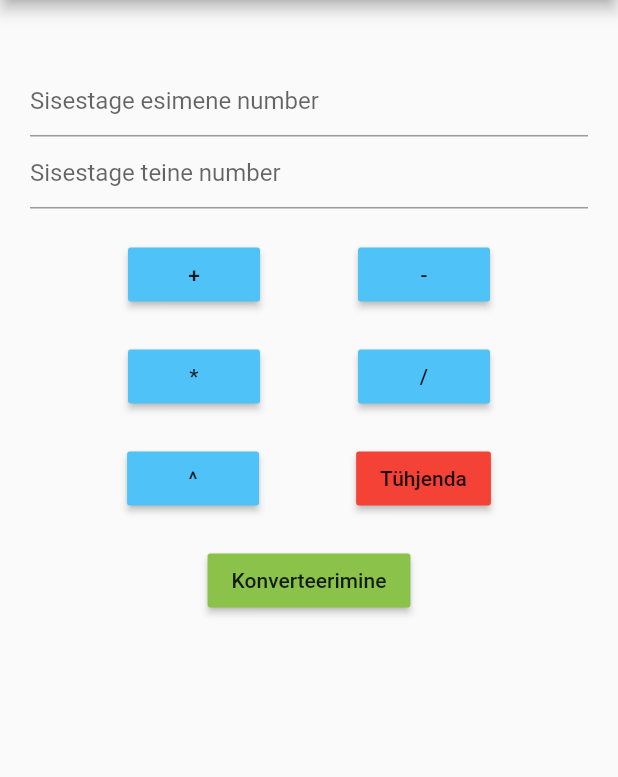
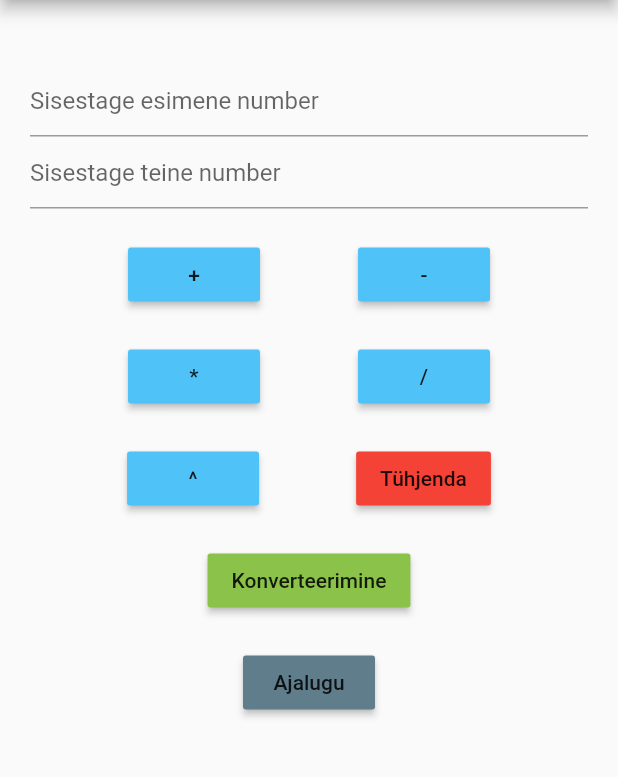
Before and after one commit to r4zmuz/calculator, a Flutter app: the screen it shows after launch, on a phone screen of 412 x 824 dp, the part 84-861 px from its top. Run offline on Flutter 3.47's test engine with Material 2 defaults, Android fonts, the phone set to English and light mode, and no system bars; our stand-ins replace firebase_core; accounts and stored records are empty.

Commit message:
last update

```diff
--- a/lib/home_page.dart
+++ b/lib/home_page.dart
@@ -2,6 +2,7 @@ import 'dart:math';
 
 import 'package:flutter/material.dart';
 import 'package:flutter_calculator/konverter.dart';
+import 'package:flutter_calculator/history.dart';
 
 class HomePage extends StatefulWidget{
   @override
@@ -172,6 +173,22 @@ class HomePageState extends State<HomePage>{
                      ),
                   ],
                 ),
+                Padding(padding: const EdgeInsets.only(top: 20.0)),
+                Row(
+                  mainAxisAlignment: MainAxisAlignment.center,
+                  children: [
+                    MaterialButton(
+                     onPressed: () {
+                      Navigator.push(
+                        context,
+                        MaterialPageRoute(builder: (context) => HistoryPage()),
+                      );
+                    }, // anname nupu vajutusel funktsiooni
+                     child: Text("Ajalugu"),
+                     color: Colors.blueGrey,
+                     ),
+                  ],
+                ),
             ],
           ),
         ),
--- a/pubspec.yaml
+++ b/pubspec.yaml
@@ -34,6 +34,8 @@ dependencies:
   # The following adds the Cupertino Icons font to your application.
   # Use with the CupertinoIcons class for iOS style icons.
   cupertino_icons: ^1.0.2
+  firebase_core: ^1.3.0
+  cloud_firestore: ^2.2.2
 
 dev_dependencies:
   flutter_test:
```
Also changed, not shown: lib/history.dart (added, +37 -0 lines), lib/main.dart (+6 -2 lines), pubspec.lock, 3 other files.
